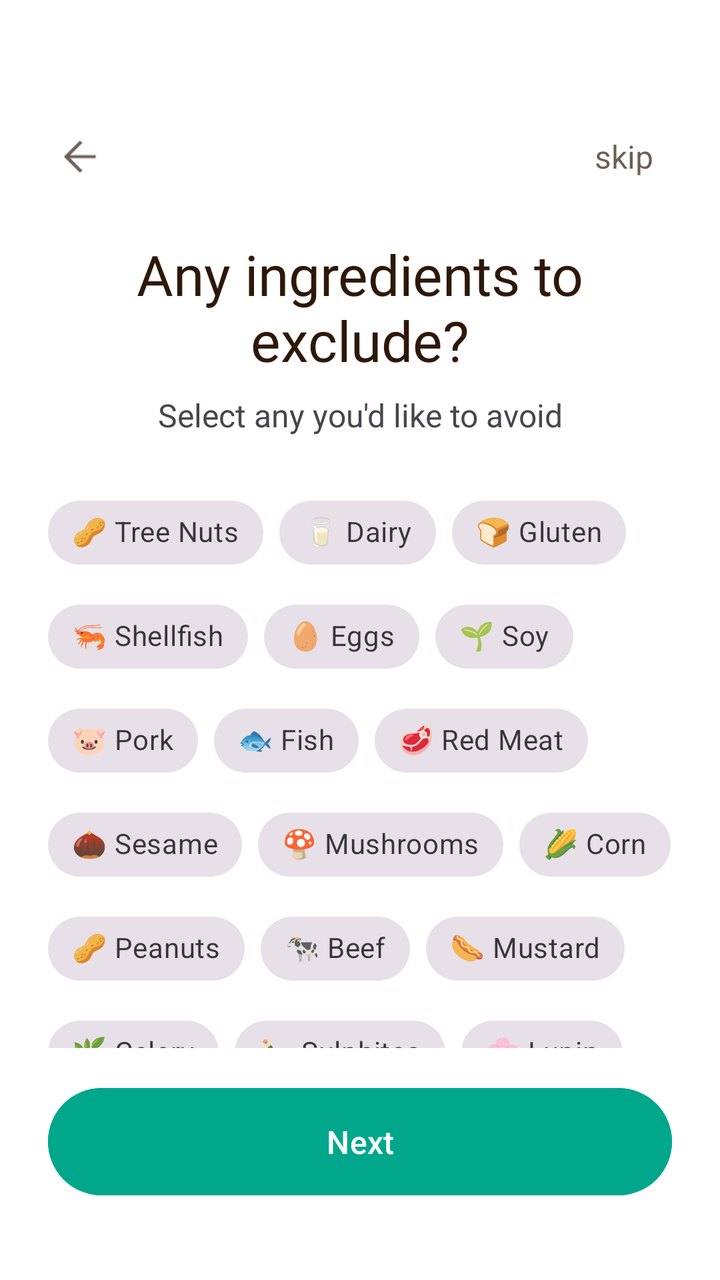
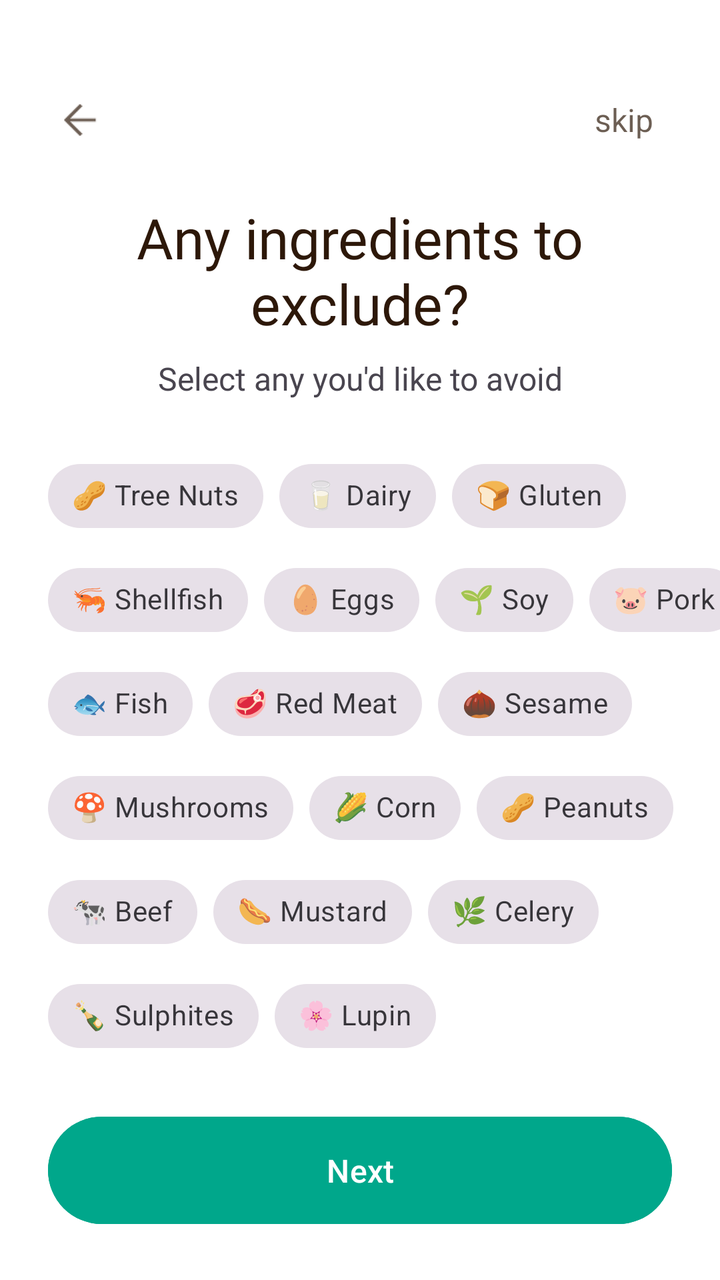

An Android layout rendered at two revisions. The XML below is the earlier revision; the diff shows what the commit changed to produce the second picture.
<!-- AndroidManifest.xml: application theme Theme.Nutriority -->
<!-- res/layout/fragment_fifth_screen.xml -->
<?xml version="1.0" encoding="utf-8"?>
<androidx.constraintlayout.widget.ConstraintLayout xmlns:android="http://schemas.android.com/apk/res/android"
    xmlns:app="http://schemas.android.com/apk/res-auto"
    xmlns:tools="http://schemas.android.com/tools"
    android:layout_width="match_parent"
    android:layout_height="match_parent"
    android:background="@android:color/transparent"
    tools:context=".onboarding.screens.FifthScreen">

    
    <androidx.constraintlayout.widget.Guideline
        android:id="@+id/top_guideline"
        android:layout_width="wrap_content"
        android:layout_height="wrap_content"
        android:orientation="horizontal"
        app:layout_constraintGuide_percent="0.06" />

    <androidx.constraintlayout.widget.Guideline
        android:id="@+id/bottom_guideline"
        android:layout_width="wrap_content"
        android:layout_height="wrap_content"
        android:orientation="horizontal"
        app:layout_constraintGuide_percent="0.94" />

    
    <ImageView
        android:id="@+id/backButton"
        android:layout_width="32dp"
        android:layout_height="32dp"
        android:layout_marginStart="24dp"
        android:alpha="0.7"
        android:clickable="true"
        android:contentDescription="action_back"
        android:focusable="true"
        android:padding="4dp"
        android:src="@drawable/ic_arrow_back"
        app:layout_constraintBottom_toTopOf="@+id/titleTextView"
        app:layout_constraintStart_toStartOf="parent"
        app:layout_constraintTop_toTopOf="@id/top_guideline"
        app:tint="@color/dark_gray"
        tools:ignore="TouchTargetSizeCheck" />

    
    <TextView
        android:id="@+id/finishButton"
        android:layout_width="wrap_content"
        android:layout_height="32dp"
        android:layout_marginEnd="24dp"
        android:alpha="0.7"
        android:clickable="true"
        android:focusable="true"
        android:gravity="center"
        android:minWidth="48dp"
        android:paddingHorizontal="8dp"
        android:text="skip"
        android:textColor="@color/dark_gray"
        android:textSize="16sp"
        app:layout_constraintBottom_toBottomOf="@+id/backButton"
        app:layout_constraintEnd_toEndOf="parent"
        app:layout_constraintTop_toTopOf="@+id/backButton"
        tools:ignore="TouchTargetSizeCheck" />

    
    <TextView
        android:id="@+id/titleTextView"
        android:layout_width="0dp"
        android:layout_height="wrap_content"
        android:layout_marginHorizontal="24dp"
        android:layout_marginTop="80dp"
        android:fontFamily="@font/barlow_bold"
        android:gravity="center_horizontal"
        android:text="Any ingredients to exclude?"
        android:textColor="@color/dark_gray"
        android:textSize="28sp"
        app:layout_constraintEnd_toEndOf="parent"
        app:layout_constraintStart_toStartOf="parent"
        app:layout_constraintTop_toTopOf="@id/top_guideline" />

    
    <TextView
        android:id="@+id/subtitleTextView"
        android:layout_width="0dp"
        android:layout_height="wrap_content"
        android:layout_marginTop="8dp"
        android:gravity="center_horizontal"
        android:text="Select any you'd like to avoid"
        android:textSize="16sp"
        app:layout_constraintEnd_toEndOf="@id/titleTextView"
        app:layout_constraintStart_toStartOf="@id/titleTextView"
        app:layout_constraintTop_toBottomOf="@id/titleTextView" />

    
    <ScrollView
        android:layout_width="0dp"
        android:layout_height="0dp"
        android:layout_marginTop="24dp"
        android:layout_marginBottom="16dp"
        android:fillViewport="true"
        android:scrollbars="none"
        app:layout_constraintTop_toBottomOf="@id/subtitleTextView"
        app:layout_constraintBottom_toTopOf="@id/nextButton"
        app:layout_constraintStart_toStartOf="parent"
        app:layout_constraintEnd_toEndOf="parent">

        <com.google.android.material.chip.ChipGroup
            android:id="@+id/ingredientsChipGroup"
            android:layout_width="match_parent"
            android:layout_height="wrap_content"
            android:layout_marginHorizontal="24dp"
            app:chipSpacingHorizontal="8dp"
            app:chipSpacingVertical="4dp">

            
            <com.google.android.material.chip.Chip
                android:id="@+id/chip_nuts"
                style="@style/Widget.MaterialComponents.Chip.Filter"
                android:layout_width="wrap_content"
                android:layout_height="wrap_content"
                app:chipIconVisible="false"
                app:checkedIconVisible="false"
                android:text="🥜 Tree Nuts" />

            <com.google.android.material.chip.Chip
                android:id="@+id/chip_dairy"
                style="@style/Widget.MaterialComponents.Chip.Filter"
                android:layout_width="wrap_content"
                android:layout_height="wrap_content"
                app:chipIconVisible="false"
                app:checkedIconVisible="false"
                android:text="🥛 Dairy" />

            <com.google.android.material.chip.Chip
                android:id="@+id/chip_gluten"
                style="@style/Widget.MaterialComponents.Chip.Filter"
                android:layout_width="wrap_content"
                android:layout_height="wrap_content"
                app:chipIconVisible="false"
                app:checkedIconVisible="false"
                android:text="🍞 Gluten" />

            <com.google.android.material.chip.Chip
                android:id="@+id/chip_shellfish"
                style="@style/Widget.MaterialComponents.Chip.Filter"
                android:layout_width="wrap_content"
                android:layout_height="wrap_content"
                app:chipIconVisible="false"
                app:checkedIconVisible="false"
                android:text="🦐 Shellfish" />

            <com.google.android.material.chip.Chip
                android:id="@+id/chip_eggs"
                style="@style/Widget.MaterialComponents.Chip.Filter"
                android:layout_width="wrap_content"
                android:layout_height="wrap_content"
                app:chipIconVisible="false"
                app:checkedIconVisible="false"
                android:text="🥚 Eggs" />

            <com.google.android.material.chip.Chip
                android:id="@+id/chip_soy"
                style="@style/Widget.MaterialComponents.Chip.Filter"
                android:layout_width="wrap_content"
                android:layout_height="wrap_content"
                app:chipIconVisible="false"
                app:checkedIconVisible="false"
                android:text="🌱 Soy" />

            <com.google.android.material.chip.Chip
                android:id="@+id/chip_pork"
                style="@style/Widget.MaterialComponents.Chip.Filter"
                android:layout_width="wrap_content"
                android:layout_height="wrap_content"
                app:chipIconVisible="false"
                app:checkedIconVisible="false"
                android:text="🐷 Pork" />

            <com.google.android.material.chip.Chip
                android:id="@+id/chip_fish"
                style="@style/Widget.MaterialComponents.Chip.Filter"
                android:layout_width="wrap_content"
                android:layout_height="wrap_content"
                app:chipIconVisible="false"
                app:checkedIconVisible="false"
                android:text="🐟 Fish" />

            <com.google.android.material.chip.Chip
                android:id="@+id/chip_red_meat"
                style="@style/Widget.MaterialComponents.Chip.Filter"
                android:layout_width="wrap_content"
                android:layout_height="wrap_content"
                app:chipIconVisible="false"
                app:checkedIconVisible="false"
                android:text="🥩 Red Meat" />

            <com.google.android.material.chip.Chip
                android:id="@+id/chip_sesame"
                style="@style/Widget.MaterialComponents.Chip.Filter"
                android:layout_width="wrap_content"
                android:layout_height="wrap_content"
                app:chipIconVisible="false"
                app:checkedIconVisible="false"
                android:text="🌰 Sesame" />

            <com.google.android.material.chip.Chip
                android:id="@+id/chip_mushrooms"
                style="@style/Widget.MaterialComponents.Chip.Filter"
                android:layout_width="wrap_content"
                android:layout_height="wrap_content"
                app:chipIconVisible="false"
                app:checkedIconVisible="false"
                android:text="🍄 Mushrooms" />

            <com.google.android.material.chip.Chip
                android:id="@+id/chip_corn"
                style="@style/Widget.MaterialComponents.Chip.Filter"
                android:layout_width="wrap_content"
                android:layout_height="wrap_content"
                app:chipIconVisible="false"
                app:checkedIconVisible="false"
                android:text="🌽 Corn" />

            <com.google.android.material.chip.Chip
                android:id="@+id/chip_peanuts"
                style="@style/Widget.MaterialComponents.Chip.Filter"
                android:layout_width="wrap_content"
                android:layout_height="wrap_content"
                app:chipIconVisible="false"
                app:checkedIconVisible="false"
                android:text="🥜 Peanuts" />

            <com.google.android.material.chip.Chip
                android:id="@+id/chip_beef"
                style="@style/Widget.MaterialComponents.Chip.Filter"
                android:layout_width="wrap_content"
                android:layout_height="wrap_content"
                app:chipIconVisible="false"
                app:checkedIconVisible="false"
                android:text="🐄 Beef" />

            <com.google.android.material.chip.Chip
                android:id="@+id/chip_mustard"
                style="@style/Widget.MaterialComponents.Chip.Filter"
                android:layout_width="wrap_content"
                android:layout_height="wrap_content"
                app:chipIconVisible="false"
                app:checkedIconVisible="false"
                android:text="🌭 Mustard" />

            <com.google.android.material.chip.Chip
                android:id="@+id/chip_celery"
                style="@style/Widget.MaterialComponents.Chip.Filter"
                android:layout_width="wrap_content"
                android:layout_height="wrap_content"
                app:chipIconVisible="false"
                app:checkedIconVisible="false"
                android:text="🌿 Celery" />

            <com.google.android.material.chip.Chip
                android:id="@+id/chip_sulphites"
                style="@style/Widget.MaterialComponents.Chip.Filter"
                android:layout_width="wrap_content"
                android:layout_height="wrap_content"
                app:chipIconVisible="false"
                app:checkedIconVisible="false"
                android:text="🍾 Sulphites" />

            <com.google.android.material.chip.Chip
                android:id="@+id/chip_lupin"
                style="@style/Widget.MaterialComponents.Chip.Filter"
                android:layout_width="wrap_content"
                android:layout_height="wrap_content"
                app:chipIconVisible="false"
                app:checkedIconVisible="false"
                android:text="🌸 Lupin" />

        </com.google.android.material.chip.ChipGroup>
    </ScrollView>

    
    <Button
        android:id="@+id/nextButton"
        style="@style/Widget.Material3.Button"
        android:layout_width="0dp"
        android:layout_height="wrap_content"
        android:layout_marginHorizontal="24dp"
        android:backgroundTint="@color/green"
        android:paddingVertical="16dp"
        android:text="Next"
        android:textColor="@color/white"
        android:textSize="16sp"
        app:layout_constraintBottom_toBottomOf="@id/bottom_guideline"
        app:layout_constraintEnd_toEndOf="parent"
        app:layout_constraintStart_toStartOf="parent" />

</androidx.constraintlayout.widget.ConstraintLayout>
<!-- resources referenced by this layout -->
<resources>
  <color name="dark_gray">#2d1809</color>
  <color name="green">#00A78B</color>
  <color name="white">#FFFFFFFF</color>
  <!-- drawable ic_arrow_back: png bitmap (drawable, 588 bytes) -->
  <style name="Theme.Nutriority" parent="Base.Theme.Nutriority" />
  <style name="Base.Theme.Nutriority" parent="Theme.Material3.Light.NoActionBar">
          <item name="android:windowBackground">@android:color/white</item>
      </style>
</resources>

<!-- the commit's change to res/layout/fragment_fifth_screen.xml (unified diff, before → after) -->
@@ -4,25 +4,11 @@
     xmlns:tools="http://schemas.android.com/tools"
     android:layout_width="match_parent"
     android:layout_height="match_parent"
+    android:paddingTop="20dp"
+    android:paddingBottom="24dp"
     android:background="@android:color/transparent"
     tools:context=".onboarding.screens.FifthScreen">
 
-    
-    <androidx.constraintlayout.widget.Guideline
-        android:id="@+id/top_guideline"
-        android:layout_width="wrap_content"
-        android:layout_height="wrap_content"
-        android:orientation="horizontal"
-        app:layout_constraintGuide_percent="0.06" />
-
-    <androidx.constraintlayout.widget.Guideline
-        android:id="@+id/bottom_guideline"
-        android:layout_width="wrap_content"
-        android:layout_height="wrap_content"
-        android:orientation="horizontal"
-        app:layout_constraintGuide_percent="0.94" />
-
-    
     <ImageView
         android:id="@+id/backButton"
         android:layout_width="32dp"
@@ -36,11 +22,10 @@
         android:src="@drawable/ic_arrow_back"
         app:layout_constraintBottom_toTopOf="@+id/titleTextView"
         app:layout_constraintStart_toStartOf="parent"
-        app:layout_constraintTop_toTopOf="@id/top_guideline"
+        app:layout_constraintTop_toTopOf="parent"
         app:tint="@color/dark_gray"
         tools:ignore="TouchTargetSizeCheck" />
 
-    
     <TextView
         android:id="@+id/finishButton"
         android:layout_width="wrap_content"
@@ -60,7 +45,6 @@
         app:layout_constraintTop_toTopOf="@+id/backButton"
         tools:ignore="TouchTargetSizeCheck" />
 
-    
     <TextView
         android:id="@+id/titleTextView"
         android:layout_width="0dp"
@@ -74,9 +58,8 @@
         android:textSize="28sp"
         app:layout_constraintEnd_toEndOf="parent"
         app:layout_constraintStart_toStartOf="parent"
-        app:layout_constraintTop_toTopOf="@id/top_guideline" />
-
-    
+        app:layout_constraintTop_toTopOf="parent" />
+
     <TextView
         android:id="@+id/subtitleTextView"
         android:layout_width="0dp"
@@ -89,7 +72,6 @@
         app:layout_constraintStart_toStartOf="@id/titleTextView"
         app:layout_constraintTop_toBottomOf="@id/titleTextView" />
 
-    
     <ScrollView
         android:layout_width="0dp"
         android:layout_height="0dp"
@@ -110,7 +92,6 @@
             app:chipSpacingHorizontal="8dp"
             app:chipSpacingVertical="4dp">
 
-            
             <com.google.android.material.chip.Chip
                 android:id="@+id/chip_nuts"
                 style="@style/Widget.MaterialComponents.Chip.Filter"
@@ -276,7 +257,6 @@
         </com.google.android.material.chip.ChipGroup>
     </ScrollView>
 
-    
     <Button
         android:id="@+id/nextButton"
         style="@style/Widget.Material3.Button"
@@ -288,7 +268,7 @@
         android:text="Next"
         android:textColor="@color/white"
         android:textSize="16sp"
-        app:layout_constraintBottom_toBottomOf="@id/bottom_guideline"
+        app:layout_constraintBottom_toBottomOf="parent"
         app:layout_constraintEnd_toEndOf="parent"
         app:layout_constraintStart_toStartOf="parent" />
 
